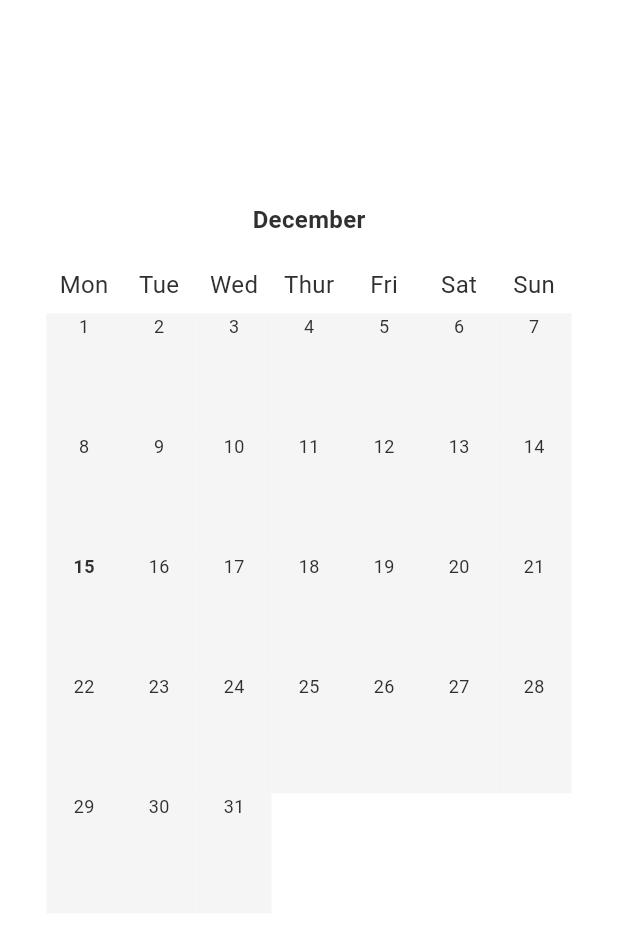
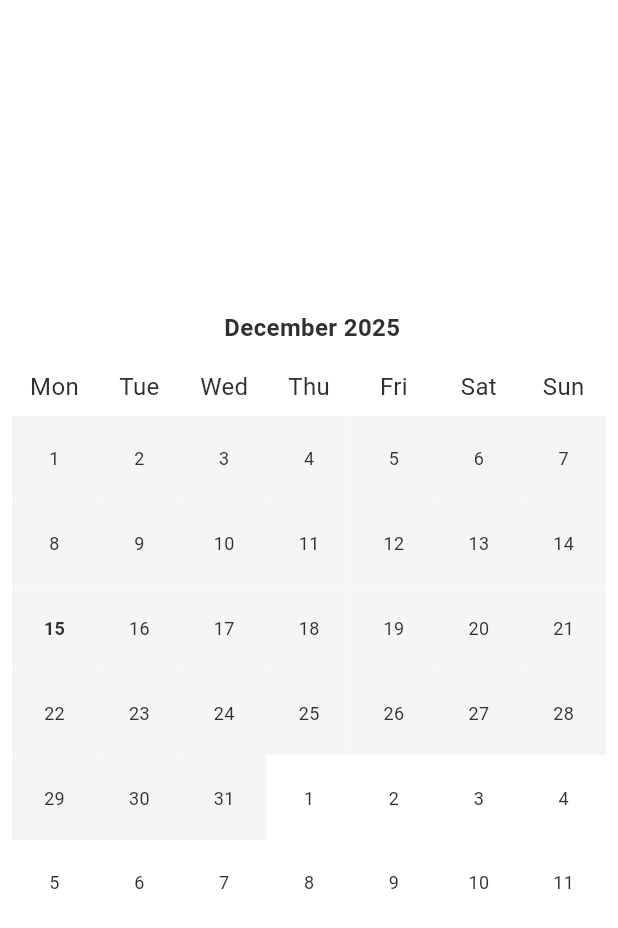
Before and after one commit to Gladkowski/lodgify-calendar, a Flutter app: the screen it shows after launch, on a phone screen of 412 x 824 dp. Shown: the top 928 px of the screen. Run offline on Flutter 3.47's test engine with Material 3 defaults, Android fonts, the phone set to English and light mode, and no system bars; our stand-ins replace flutter_bloc, freezed_annotation, gap, get_it, injectable; generated files the repository leaves out were written again.

Commit message:
feat: add new calendar widget (WIP)

```diff
--- /dev/null
+++ b/devtools_options.yaml
@@ -0,0 +1,3 @@
+description: This file stores settings for Dart & Flutter DevTools.
+documentation: https://docs.flutter.dev/tools/devtools/extensions#configure-extension-enablement-states
+extensions:
--- a/lib/app/recruitment_app.dart
+++ b/lib/app/recruitment_app.dart
@@ -11,6 +11,6 @@ class RecruitmentApp extends StatelessWidget {
     title: Translations.appTitle,
     theme: ThemeData(scaffoldBackgroundColor: LColors.background),
     debugShowCheckedModeBanner: false,
-    home: const MonthCalendar(),
+    home: const CalendarScreen(),
   );
 }
--- a/lib/calendar_screen/bloc/calendar_cubit.dart
+++ b/lib/calendar_screen/bloc/calendar_cubit.dart
@@ -1,15 +1,38 @@
 import 'package:flutter_bloc/flutter_bloc.dart';
 import 'package:freezed_annotation/freezed_annotation.dart';
+import 'package:mobile_recruitment_test/calendar_screen/data/calendar_day.dart';
+import 'package:mobile_recruitment_test/common/time_utils.dart';
 
 part 'calendar_cubit.freezed.dart';
 part 'calendar_state.dart';
 
 class CalendarCubit extends Cubit<CalendarState> {
-  CalendarCubit() : super(CalendarState(testData: 0));
+  CalendarCubit() : super(const CalendarState());
 
-  void init() {}
+  void init() {
+    _calculateCalendarData(selectedDate: DateTime.now());
+  }
 
-  Future<void> addTestData({required double amount}) async {
-    emit(state.copyWith(testData: amount));
+  Future<void> _calculateCalendarData({required DateTime selectedDate}) async {
+    final firstOfMonth = DateTime(selectedDate.year, selectedDate.month, 1);
+
+    // Weekday returns 1-7, where 1 is Monday. DateTime.monday is 1.
+    // As a result we will get how far our first day of the month is from Monday.
+    final int offsetToMonday = firstOfMonth.weekday - DateTime.monday;
+
+    // As a result we will get the date that should be displayed in the first cell of the calendar (Monday).
+    final startDate = firstOfMonth.subtract(Duration(days: offsetToMonday));
+
+    final calendarDays = List.generate(42, (index) {
+      final date = startDate.add(Duration(days: index));
+
+      return CalendarDay(
+        date: date,
+        isCurrentMonth: date.isSameMonth(selectedDate),
+        isToday: date.isSameDay(selectedDate),
+      );
+    });
+
+    emit(state.copyWith(calendarDays: calendarDays, selectedMonth: selectedDate));
   }
 }
--- a/lib/calendar_screen/bloc/calendar_state.dart
+++ b/lib/calendar_screen/bloc/calendar_state.dart
@@ -2,5 +2,8 @@ part of 'calendar_cubit.dart';
 
 @freezed
 abstract class CalendarState with _$CalendarState {
-  const factory CalendarState({required double testData}) = _CalendarState;
+  const factory CalendarState({
+    @Default([]) List<CalendarDay> calendarDays,
+    DateTime? selectedMonth,
+  }) = _CalendarState;
 }
--- a/lib/calendar_screen/calendar_screen.dart
+++ b/lib/calendar_screen/calendar_screen.dart
@@ -1,16 +1,18 @@
 import 'package:flutter/material.dart';
 import 'package:flutter_bloc/flutter_bloc.dart';
+import 'package:gap/gap.dart';
 import 'package:mobile_recruitment_test/calendar_screen/bloc/calendar_cubit.dart';
 import 'package:mobile_recruitment_test/calendar_screen/month_engine.dart';
 import 'package:mobile_recruitment_test/calendar_screen/month_engine_data.dart';
+import 'package:mobile_recruitment_test/common/object_utils.dart';
 import 'package:mobile_recruitment_test/ui/buttons/lodgify_icon_button.dart';
 import 'package:mobile_recruitment_test/ui/colors.dart';
 import 'package:mobile_recruitment_test/ui/typography/text.dart';
 import 'package:mobile_recruitment_test/utils/translations.dart';
 
 /// Main calendar screen that displays a monthly calendar view.
-class MonthCalendar extends StatelessWidget {
-  const MonthCalendar({super.key});
+class CalendarScreen extends StatelessWidget {
+  const CalendarScreen({super.key});
 
   @override
   Widget build(BuildContext context) => BlocProvider(create: (_) => CalendarCubit()..init(), child: const _Content());
@@ -58,56 +60,62 @@ class _ContentState extends State<_Content> {
                     ? const SizedBox()
                     : Center(
                       child: SingleChildScrollView(
+                        child: Padding(
+                          padding: const EdgeInsets.all(8),
                           child: Column(
                             mainAxisSize: MainAxisSize.min,
                             children: [
-                            Padding(
-                              padding: const EdgeInsets.only(bottom: 20),
-                              child: LText(
-                                text: Translations.monthsMap[firstCell.month]!,
+                              LText(
+                                text:
+                                    state.selectedMonth?.let((it) {
+                                      final monthName = Translations.monthsMap[it.month] ?? '';
+                                      final year = it.year;
+
+                                      return ' $monthName $year';
+                                    }) ??
+                                    '',
                                 type: LTextType.medium,
                                 fontWeight: FontWeight.bold,
                               ),
-                            ),
+                              const Gap(16),
                               Row(
                                 mainAxisSize: MainAxisSize.min,
-                              children: List.generate(
-                                KMonthEngine.columnCount,
-                                (index) => Container(
-                                  width: 50.0,
-                                  alignment: Alignment.center,
-                                  padding: const EdgeInsets.only(bottom: 8.0),
-                                  child: LText(text: Translations.weekdayMap[index + 1]!, type: LTextType.medium),
+                                children:
+                                    Translations.weekDaysEn
+                                        .map(
+                                          (weekday) => Expanded(
+                                            child: Center(child: LText(text: weekday, type: LTextType.medium)),
+                                          ),
+                                        )
+                                        .toList(),
+                              ),
+                              const Gap(8),
+                              GridView.builder(
+                                shrinkWrap: true,
+                                physics: const NeverScrollableScrollPhysics(),
+                                padding: EdgeInsets.zero,
+                                gridDelegate: const SliverGridDelegateWithFixedCrossAxisCount(
+                                  // 7 days per week
+                                  crossAxisCount: DateTime.daysPerWeek,
+                                ),
+                                itemCount: state.calendarDays.length,
+                                itemBuilder: (context, index) {
+                                  final calendarDay = state.calendarDays[index];
+
+                                  return Container(
+                                    color: calendarDay.isCurrentMonth ? LColors.shade1 : Colors.white,
+                                    child: Center(
+                                      child: LText(
+                                        text: '${calendarDay.date.day}',
+                                        type: LTextType.small,
+                                        fontWeight: calendarDay.isToday ? FontWeight.bold : null,
                                       ),
                                     ),
-                            ),
-                            ...List.generate(
-                              KMonthEngine.rowCount,
-                              (rowIndex) => Row(
-                                mainAxisSize: MainAxisSize.min,
-                                children: List.generate(
-                                  KMonthEngine.columnCount,
-                                  (columnIdx) => SizedBox(
-                                    width: 50.0,
-                                    height: 80.0,
-                                    child:
-                                        month[rowIndex]![columnIdx]!.isFromThisScope
-                                            ? Container(
-                                              alignment: Alignment.topCenter,
-                                              color: LColors.shade1,
-                                              child: LText(
-                                                text: month[rowIndex]![columnIdx]!.day.toString(),
-                                                type: LTextType.small,
-                                                fontWeight:
-                                                    month[rowIndex]![columnIdx]!.isToday ? FontWeight.bold : null,
-                                              ),
-                                            )
-                                            : null,
-                                  ),
-                                ),
-                              ),
+                                  );
+                                },
                               ),
                             ],
+                          ),
                         ),
                       ),
                     ),
--- /dev/null
+++ b/lib/calendar_screen/data/calendar_day.dart
@@ -0,0 +1,7 @@
+class CalendarDay {
+  const CalendarDay({required this.date, required this.isCurrentMonth, required this.isToday});
+
+  final DateTime date;
+  final bool isCurrentMonth;
+  final bool isToday;
+}
--- a/lib/calendar_screen/month_engine.dart
+++ b/lib/calendar_screen/month_engine.dart
@@ -1,5 +1,5 @@
 import 'package:mobile_recruitment_test/calendar_screen/month_engine_data.dart';
-import 'package:mobile_recruitment_test/calendar_screen/time_utils.dart';
+import 'package:mobile_recruitment_test/common/time_utils.dart';
 
 /// This class builds a complete calendar month representation with 42 cells
 /// (6 rows × 7 columns), including days from the previous and next months
--- /dev/null
+++ b/lib/common/object_utils.dart
@@ -0,0 +1,3 @@
+extension ObjectExtension<T> on T {
+  R let<R>(R Function(T it) operation) => operation(this);
+}
--- a/lib/calendar_screen/time_utils.dart
+++ b/lib/common/time_utils.dart
@@ -6,9 +6,7 @@ class TimeUtils {
 
   static bool isToday(DateTime date) {
     final now = DateTime.now();
-    return now.day == date.day &&
-        now.month == date.month &&
-        now.year == date.year;
+    return now.day == date.day && now.month == date.month && now.year == date.year;
   }
 
   static int previousMonth({required int month}) {
@@ -29,17 +27,11 @@ class TimeUtils {
     return month == 1 ? year - 1 : year;
   }
 
-  static int daysOffsetPreviousMonthQuantity({
-    required int year,
-    required int month,
-  }) {
+  static int daysOffsetPreviousMonthQuantity({required int year, required int month}) {
     return DateTime(year, month).weekday - 1;
   }
 
-  static List<int> daysOffSetsPreviousMonth({
-    required int previousMonthDays,
-    required int dayOffSet,
-  }) {
+  static List<int> daysOffSetsPreviousMonth({required int previousMonthDays, required int dayOffSet}) {
     var offsets = <int>[];
     var counter = dayOffSet;
     var previousDays = previousMonthDays;
@@ -57,13 +49,19 @@ class TimeUtils {
     return month == 12 ? 1 : month + 1;
   }
 
-
   static int nextMonthYear({required int month, required int year}) {
     return month == 12 ? year + 1 : year;
   }
-
 
   static int getDaysInMonth({required int year, required int month}) {
     return DateUtils.getDaysInMonth(year, month);
   }
 }
+
+extension DateTimeExtension on DateTime {
+  // TODO(VG): test
+  bool isSameDay(DateTime other) => year == other.year && month == other.month && day == other.day;
+
+  // TODO(VG): test
+  bool isSameMonth(DateTime other) => year == other.year && month == other.month;
+}
--- a/lib/utils/translations.dart
+++ b/lib/utils/translations.dart
@@ -3,16 +3,9 @@ class Translations {
 
   static const appTitle = 'Lodgify recruitment test';
 
-  static const Map<int, String> weekdayMap = {
-    1: 'Mon',
-    2: 'Tue',
-    3: 'Wed',
-    4: 'Thur',
-    5: 'Fri',
-    6: 'Sat',
-    7: 'Sun',
-  };
+  static const Map<int, String> weekdayMap = {1: 'Mon', 2: 'Tue', 3: 'Wed', 4: 'Thur', 5: 'Fri', 6: 'Sat', 7: 'Sun'};
 
+  // intl should be used
   static const Map<int, String> monthsMap = {
     1: 'January',
     2: 'February',
@@ -27,4 +20,7 @@ class Translations {
     11: 'November',
     12: 'December',
   };
+
+  // intl should be used
+  static const weekDaysEn = ['Mon', 'Tue', 'Wed', 'Thu', 'Fri', 'Sat', 'Sun'];
 }
```
Lines whose indentation alone changed are shown as unchanged.
